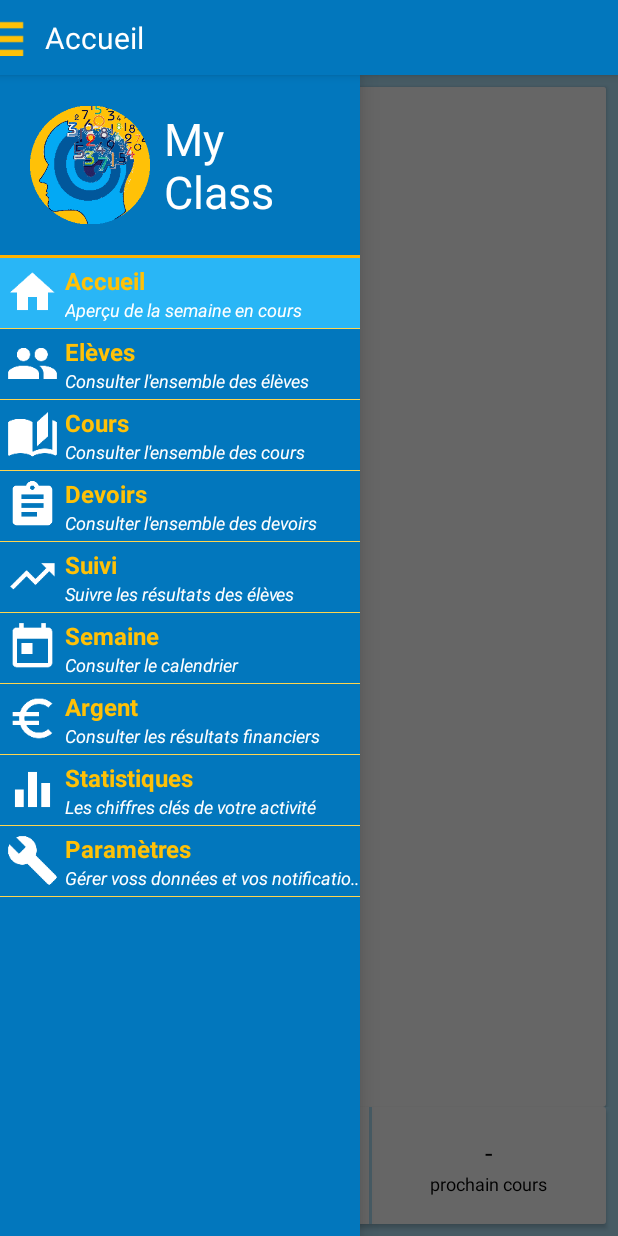
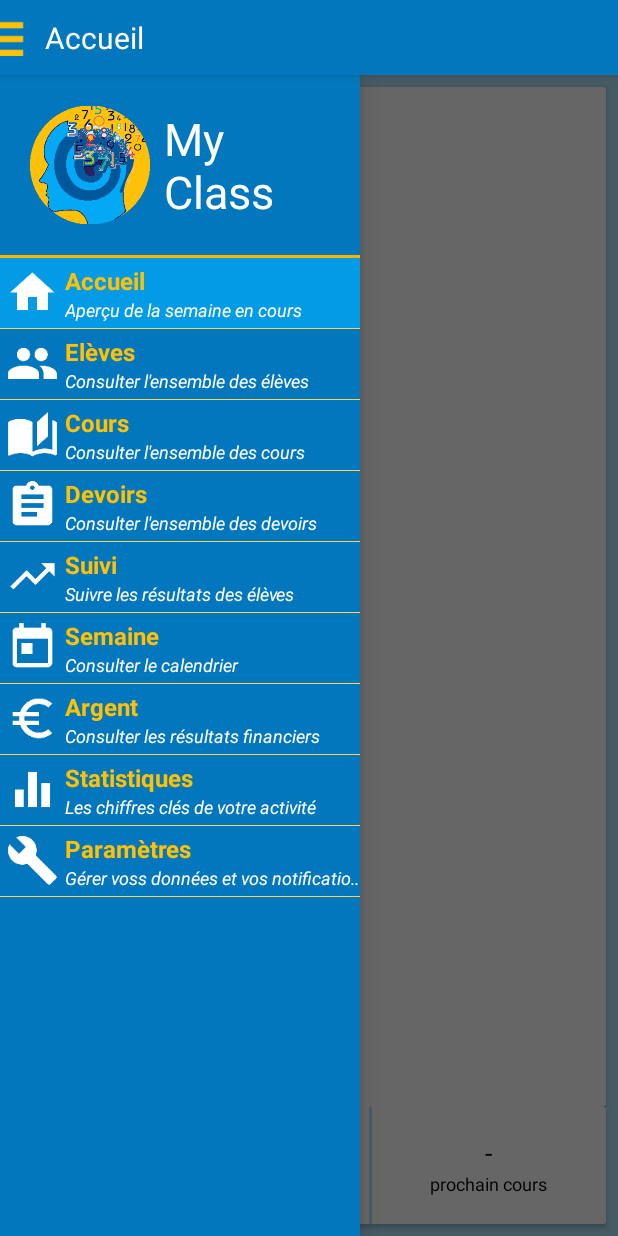
Before and after one commit to Gaminho/MyClass, an Android app: the screen it shows after launch (MainActivity), with the side drawer open, on a phone screen of 412 x 824 dp. Run offline under Robolectric (Android 15) with nearby library versions, the phone set to English and light mode, and no system bars; libraries missing offline, so code that uses them is left out: com.joanzapata.iconify; 3 statements that could not run were skipped.

Commit message:
changing drawer selector

```diff
--- a/app/src/main/res/drawable/drawer_selector.xml
+++ b/app/src/main/res/drawable/drawer_selector.xml
@@ -1,7 +1,7 @@
 <?xml version="1.0" encoding="utf-8"?>
 <selector xmlns:android="http://schemas.android.com/apk/res/android" >
 
-    <item android:state_activated="true" android:drawable="@color/them400" />
+    <item android:state_activated="true" android:drawable="@color/them600" />
     <item android:drawable="@android:color/transparent" />
 
 </selector>
```
